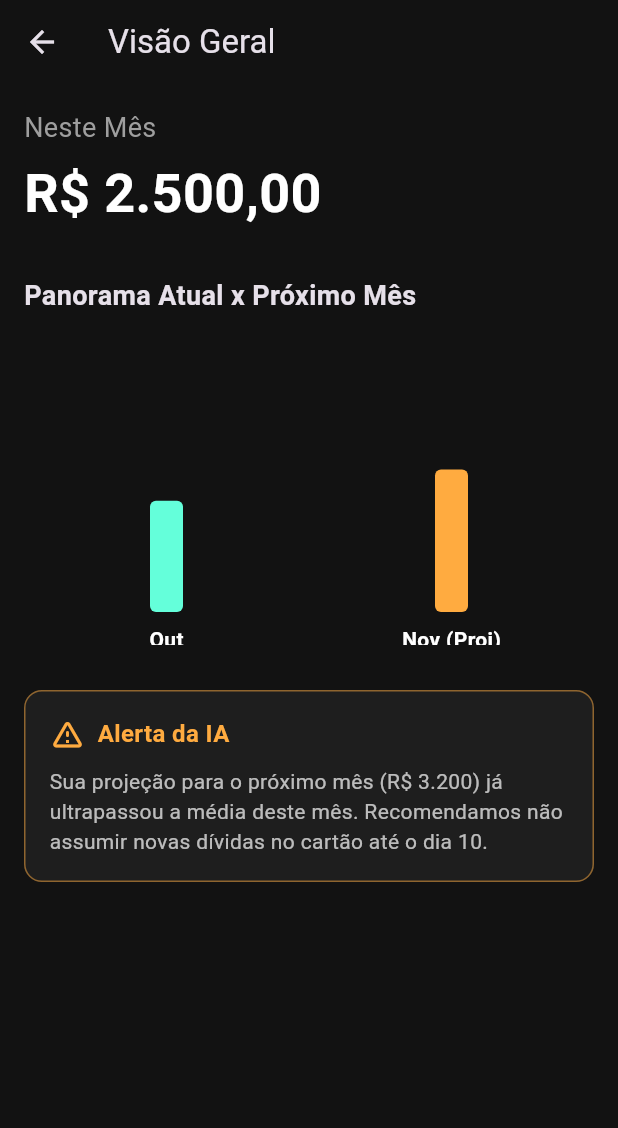
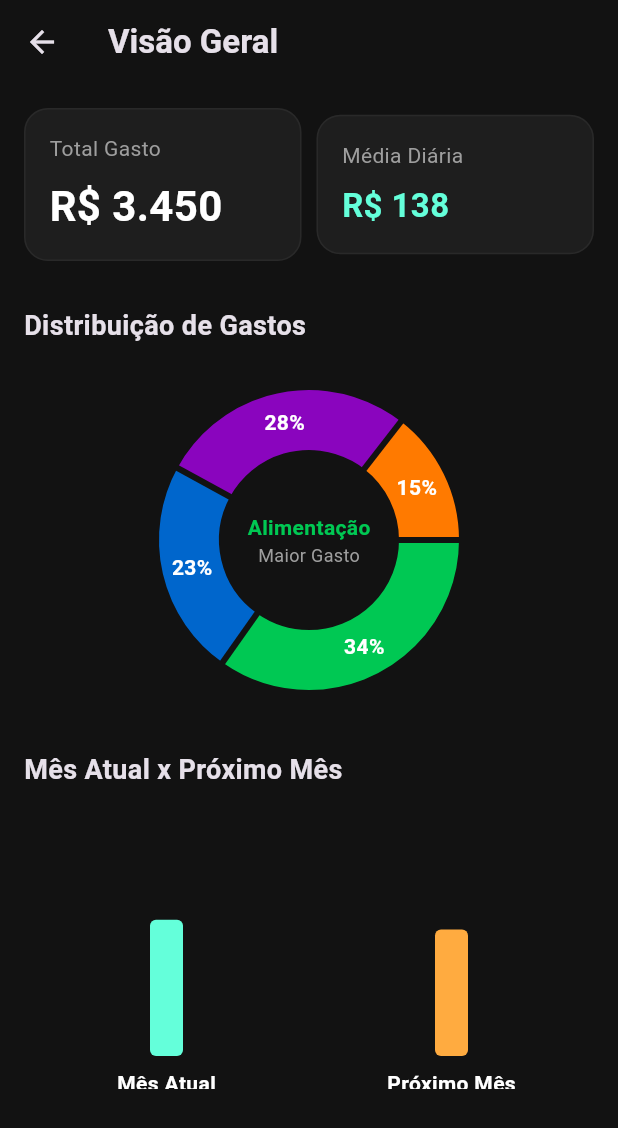
Before and after one commit to gilleal10/poupaai, a Flutter app: the DashboardScreen screen opened directly, on a phone screen of 412 x 824 dp. Shown: the top 1128 px of the screen. Run offline on Flutter 3.47's test engine with Material 3 defaults, Android fonts, the phone set to English and light mode, and no system bars; drawn by our look-alikes of fl_chart.

Commit message:
Add files via upload

```diff
--- a/frontend/lib/screens/dashboard_screen.dart
+++ b/frontend/lib/screens/dashboard_screen.dart
@@ -7,21 +7,63 @@ class DashboardScreen extends StatelessWidget {
   @override
   Widget build(BuildContext context) {
     return Scaffold(
-      appBar: AppBar(title: const Text('Visão Geral'), backgroundColor: Colors.transparent, elevation: 0),
+      appBar: AppBar(title: const Text('Visão Geral', style: TextStyle(fontWeight: FontWeight.bold)), backgroundColor: Colors.transparent, elevation: 0),
       body: SingleChildScrollView(
         padding: const EdgeInsets.all(16.0),
         child: Column(
           crossAxisAlignment: CrossAxisAlignment.stretch,
           children: [
-            const Text('Neste Mês', style: TextStyle(fontSize: 18, color: Colors.grey)),
-            const SizedBox(height: 5),
-            const Text('R\$ 2.500,00', style: TextStyle(fontSize: 36, fontWeight: FontWeight.bold, color: Colors.white)),
+            // Row of Top Cards
+            Row(
+              children: [
+                Expanded(
+                  child: _buildInfoCard('Total Gasto', 'R\$ 3.450', Colors.white, isLarge: true),
+                ),
+                const SizedBox(width: 10),
+                Expanded(
+                  child: _buildInfoCard('Média Diária', 'R\$ 138', Colors.tealAccent),
+                ),
+              ],
+            ),
             const SizedBox(height: 30),
 
-            const Text('Panorama Atual x Próximo Mês', style: TextStyle(fontSize: 18, fontWeight: FontWeight.bold)),
+            // Pie Chart Section
+            const Text('Distribuição de Gastos', style: TextStyle(fontSize: 18, fontWeight: FontWeight.bold)),
             const SizedBox(height: 20),
             SizedBox(
-              height: 200,
+              height: 220,
+              child: Stack(
+                alignment: Alignment.center,
+                children: [
+                  PieChart(
+                    PieChartData(
+                      sectionsSpace: 4,
+                      centerSpaceRadius: 60,
+                      sections: [
+                        PieChartSectionData(value: 1200, color: const Color(0xFF00C853), title: '34%', radius: 40, titleStyle: const TextStyle(fontWeight: FontWeight.bold, color: Colors.white)),
+                        PieChartSectionData(value: 800, color: const Color(0xFF0066CC), title: '23%', radius: 40, titleStyle: const TextStyle(fontWeight: FontWeight.bold, color: Colors.white)),
+                        PieChartSectionData(value: 950, color: const Color(0xFF8A05BE), title: '28%', radius: 40, titleStyle: const TextStyle(fontWeight: FontWeight.bold, color: Colors.white)),
+                        PieChartSectionData(value: 500, color: const Color(0xFFFF7A00), title: '15%', radius: 40, titleStyle: const TextStyle(fontWeight: FontWeight.bold, color: Colors.white)),
+                      ],
+                    ),
+                  ),
+                  const Column(
+                    mainAxisSize: MainAxisSize.min,
+                    children: [
+                      Text('Alimentação', style: TextStyle(color: Color(0xFF00C853), fontWeight: FontWeight.bold)),
+                      Text('Maior Gasto', style: TextStyle(color: Colors.grey, fontSize: 12)),
+                    ],
+                  )
+                ],
+              ),
+            ),
+            const SizedBox(height: 30),
+
+            // Bottom Bar Chart Section
+            const Text('Mês Atual x Próximo Mês', style: TextStyle(fontSize: 18, fontWeight: FontWeight.bold)),
+            const SizedBox(height: 20),
+            SizedBox(
+              height: 180,
               child: BarChart(
                 BarChartData(
                   alignment: BarChartAlignment.spaceAround,
@@ -34,12 +76,7 @@ class DashboardScreen extends StatelessWidget {
                         showTitles: true,
                         getTitlesWidget: (double value, TitleMeta meta) {
                           const style = TextStyle(color: Colors.white, fontWeight: FontWeight.bold, fontSize: 14);
-                          String text;
-                          switch (value.toInt()) {
-                            case 0: text = 'Out'; break;
-                            case 1: text = 'Nov (Proj)'; break;
-                            default: text = ''; break;
-                          }
+                          String text = value.toInt() == 0 ? 'Mês Atual' : 'Próximo Mês';
                           return SideTitleWidget(axisSide: meta.axisSide, child: Text(text, style: style));
                         },
                       ),
@@ -51,51 +88,34 @@ class DashboardScreen extends StatelessWidget {
                   gridData: const FlGridData(show: false),
                   borderData: FlBorderData(show: false),
                   barGroups: [
-                    BarChartGroupData(
-                      x: 0,
-                      barRods: [
-                        BarChartRodData(toY: 2500, color: Colors.tealAccent, width: 22, borderRadius: BorderRadius.circular(4)),
-                      ],
-                    ),
-                    BarChartGroupData(
-                      x: 1,
-                      barRods: [
-                        BarChartRodData(toY: 3200, color: Colors.orangeAccent, width: 22, borderRadius: BorderRadius.circular(4)),
-                      ],
-                    ),
+                    BarChartGroupData(x: 0, barRods: [BarChartRodData(toY: 3450, color: Colors.tealAccent, width: 22, borderRadius: BorderRadius.circular(4))]),
+                    BarChartGroupData(x: 1, barRods: [BarChartRodData(toY: 3200, color: Colors.orangeAccent, width: 22, borderRadius: BorderRadius.circular(4))]),
                   ],
                 ),
               ),
             ),
-            const SizedBox(height: 30),
-            Container(
-              padding: const EdgeInsets.all(16),
-              decoration: BoxDecoration(
-                color: const Color(0xFF1E1E1E),
-                borderRadius: BorderRadius.circular(12),
-                border: Border.all(color: Colors.orangeAccent.withOpacity(0.5)),
-              ),
-              child: Column(
-                crossAxisAlignment: CrossAxisAlignment.start,
-                children: const [
-                  Row(
-                    children: [
-                      Icon(Icons.warning_amber_rounded, color: Colors.orangeAccent),
-                      SizedBox(width: 8),
-                      Text('Alerta da IA', style: TextStyle(color: Colors.orangeAccent, fontWeight: FontWeight.bold, fontSize: 16)),
-                    ],
-                  ),
-                  SizedBox(height: 10),
-                  Text(
-                    'Sua projeção para o próximo mês (R\$ 3.200) já ultrapassou a média deste mês. Recomendamos não assumir novas dívidas no cartão até o dia 10.',
-                    style: TextStyle(color: Colors.white70),
-                  )
-                ],
-              ),
-            )
           ],
         ),
       ),
     );
   }
+
+  Widget _buildInfoCard(String title, String value, Color valueColor, {bool isLarge = false}) {
+    return Container(
+      padding: const EdgeInsets.all(16),
+      decoration: BoxDecoration(
+        color: const Color(0xFF1E1E1E),
+        borderRadius: BorderRadius.circular(16),
+        border: Border.all(color: Colors.white.withOpacity(0.05)),
+      ),
+      child: Column(
+        crossAxisAlignment: CrossAxisAlignment.start,
+        children: [
+          Text(title, style: const TextStyle(color: Colors.grey, fontSize: 14)),
+          const SizedBox(height: 8),
+          Text(value, style: TextStyle(color: valueColor, fontSize: isLarge ? 28 : 22, fontWeight: FontWeight.bold)),
+        ],
+      ),
+    );
+  }
 }
--- a/frontend/lib/screens/expense_entry_screen.dart
+++ b/frontend/lib/screens/expense_entry_screen.dart
@@ -53,6 +53,22 @@ class ExpenseEntryScreen extends StatelessWidget {
                 fillColor: const Color(0xFF1E1E1E),
                 border: OutlineInputBorder(borderRadius: BorderRadius.circular(12), borderSide: BorderSide.none),
               ),
+              hint: const Text('Categoria'),
+              items: const [
+                DropdownMenuItem(value: 'Alimentação', child: Text('Alimentação')),
+                DropdownMenuItem(value: 'Transporte', child: Text('Transporte')),
+                DropdownMenuItem(value: 'Lazer', child: Text('Lazer')),
+                DropdownMenuItem(value: 'Contas', child: Text('Contas de Casa')),
+              ],
+              onChanged: (value) {},
+            ),
+            const SizedBox(height: 10),
+            DropdownButtonFormField<String>(
+              decoration: InputDecoration(
+                filled: true,
+                fillColor: const Color(0xFF1E1E1E),
+                border: OutlineInputBorder(borderRadius: BorderRadius.circular(12), borderSide: BorderSide.none),
+              ),
               hint: const Text('Selecione a Conta / Cartão'),
               items: const [
                 DropdownMenuItem(value: '1', child: Text('Conta Corrente')),
```
Also changed, not shown: 1 other file.
